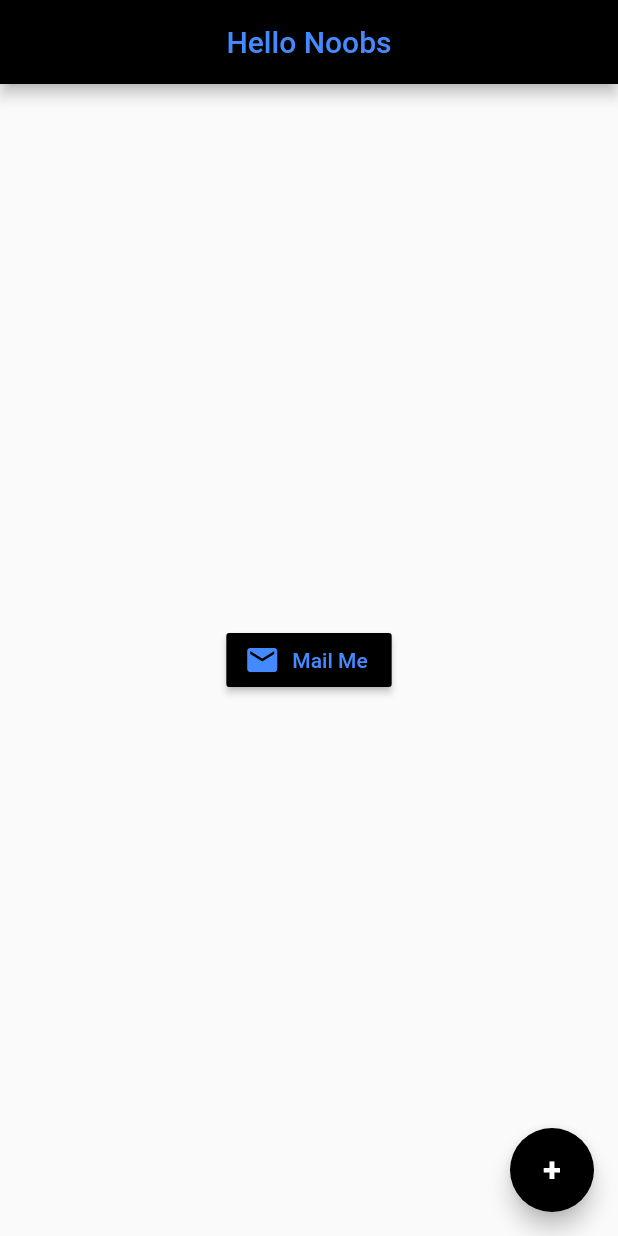
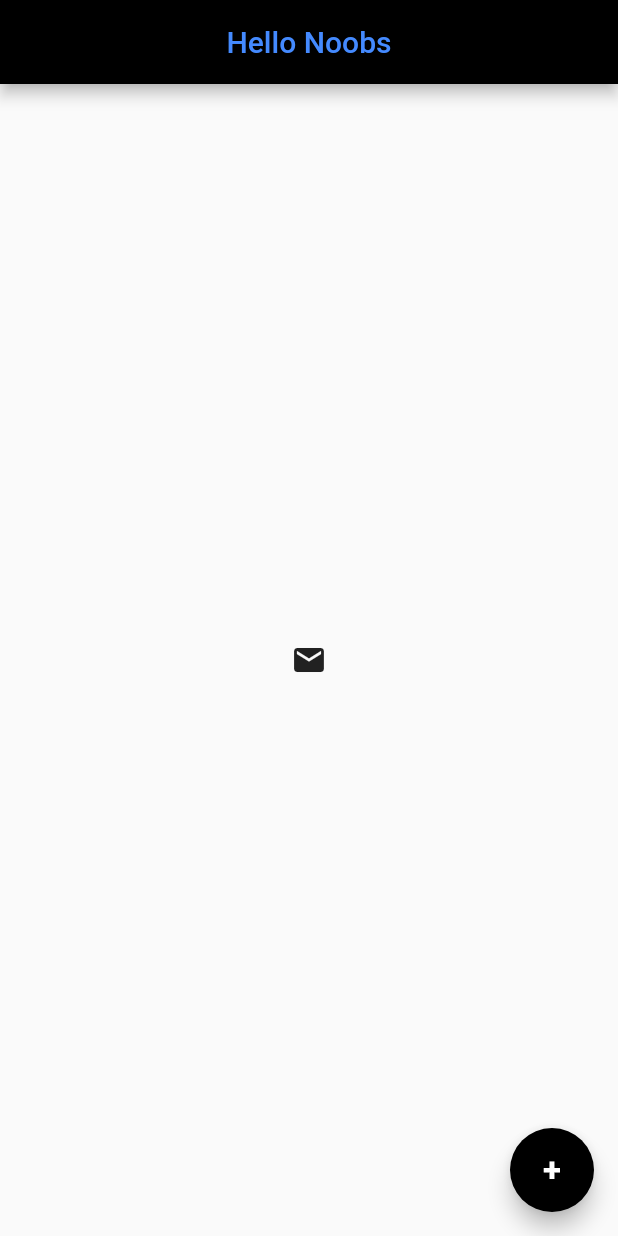
Before and after one commit to mahfuj-ahmed-jim/The-Net-Ninja-Flutter, a Flutter app: the screen it shows after launch, on a phone screen of 412 x 824 dp. Run offline on Flutter 3.47's test engine with Material 2 defaults, Android fonts, the phone set to English and light mode, and no system bars.

Commit message:
Icon Button

```diff
--- a/lib/main.dart
+++ b/lib/main.dart
@@ -23,18 +23,13 @@ class Home extends StatelessWidget {
         backgroundColor: Colors.black,
       ),
       body: Center(
-          child: RaisedButton.icon(
-        onPressed: () {},
-        icon: Icon(
-          Icons.mail,
-          color: Colors.blueAccent,
+        child: IconButton(
+          onPressed: () {
+            print("Mail");
+          },
+          icon: Icon(Icons.mail),
         ),
-        label: Text(
-          'Mail Me',
-          style: TextStyle(color: Colors.blueAccent),
-        ),
-        color: Colors.black,
-      )),
+      ),
       floatingActionButton: FloatingActionButton(
         onPressed: null,
         child: Text(
```
